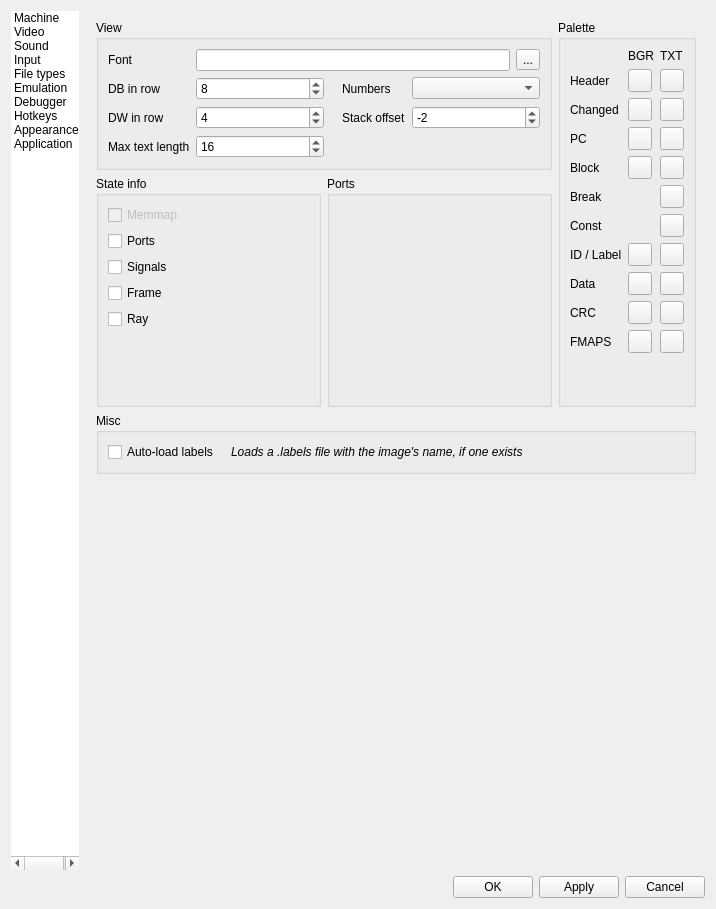
This is ui/setupwin.ui in Loccy/xpeccy-plus as Qt 5 draws it before an edit. The edited form follows.
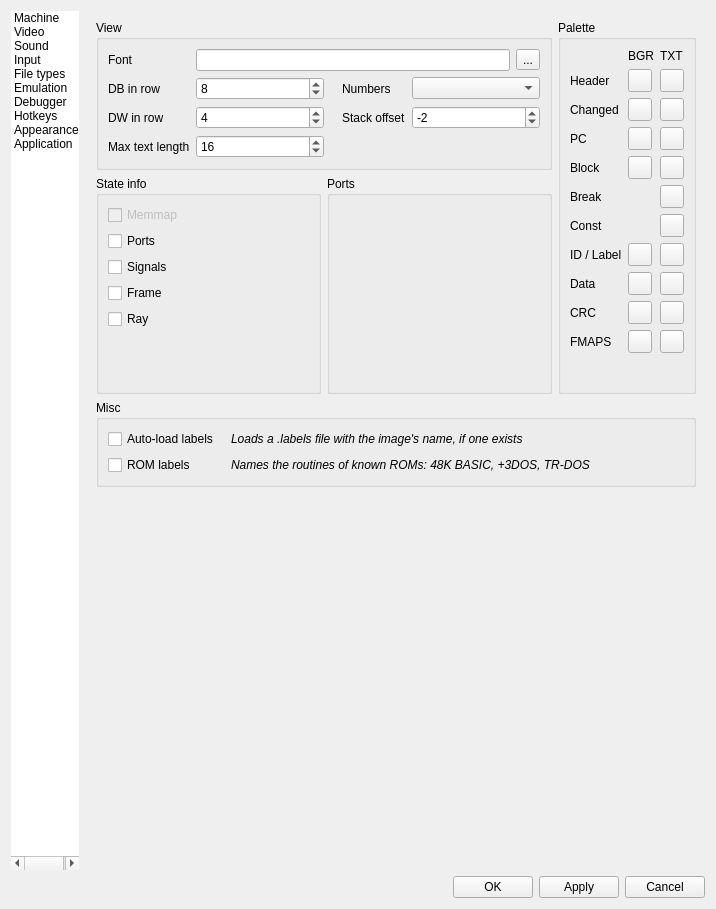
This is the edited form. The open tabs and pages were chosen to show the change. Icons and pictures are not drawn. Custom widgets are drawn as their Qt base class.

Commit message: labels: ROM labels in the Debugger - the banks of the loaded ROM are matched by MD5 when the ROM is loaded and after a snapshot, under the user's labels: listing, operands, tips, typed addresses, breakpoints and conditions by name, completion; a ROM label's CPU address follows the paging; Options - Debugger - ROM labels; a read-only ROM labels set in the Labels List

Diff of the .ui file:
```diff
--- a/ui/setupwin.ui
+++ b/ui/setupwin.ui
@@ -3534,18 +3534,18 @@
                <property name="title">
                 <string>Misc</string>
                </property>
-               <layout class="QHBoxLayout" name="horizontalLayout_dbgmisc" stretch="0,1">
-                <property name="spacing">
+               <layout class="QGridLayout" name="gridLayout_dbgmisc" columnstretch="0,1">
+                <property name="horizontalSpacing">
                  <number>12</number>
                 </property>
-                <item>
+                <item row="0" column="0">
                  <widget class="QCheckBox" name="cbImgLabels">
                   <property name="text">
                    <string>Auto-load labels</string>
                   </property>
                  </widget>
                 </item>
-                <item>
+                <item row="0" column="1">
                  <widget class="QLabel" name="labImgLabels">
                   <property name="font">
                    <font>
@@ -3560,6 +3560,28 @@
                   </property>
                  </widget>
                 </item>
+                <item row="1" column="0">
+                 <widget class="QCheckBox" name="cbRomLabels">
+                  <property name="text">
+                   <string>ROM labels</string>
+                  </property>
+                 </widget>
+                </item>
+                <item row="1" column="1">
+                 <widget class="QLabel" name="labRomLabels">
+                  <property name="font">
+                   <font>
+                    <italic>true</italic>
+                   </font>
+                  </property>
+                  <property name="text">
+                   <string>Names the routines of known ROMs: 48K BASIC, +3DOS, TR-DOS</string>
+                  </property>
+                  <property name="wordWrap">
+                   <bool>true</bool>
+                  </property>
+                 </widget>
+                </item>
                </layout>
               </widget>
              </item>
```
The commit also changes 9 other files.
